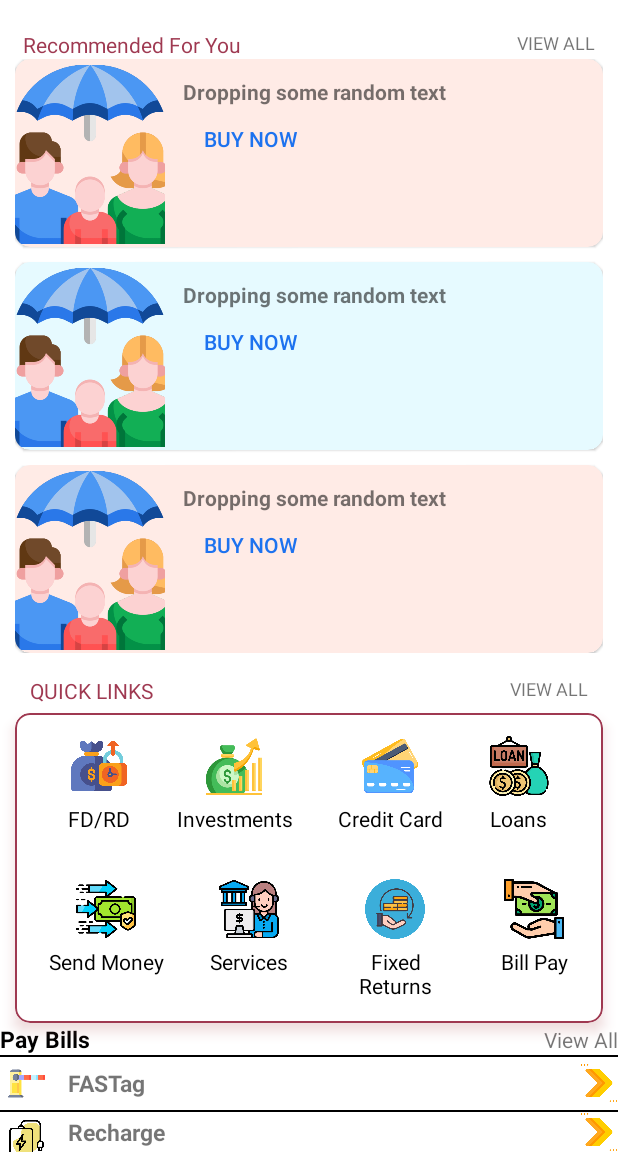
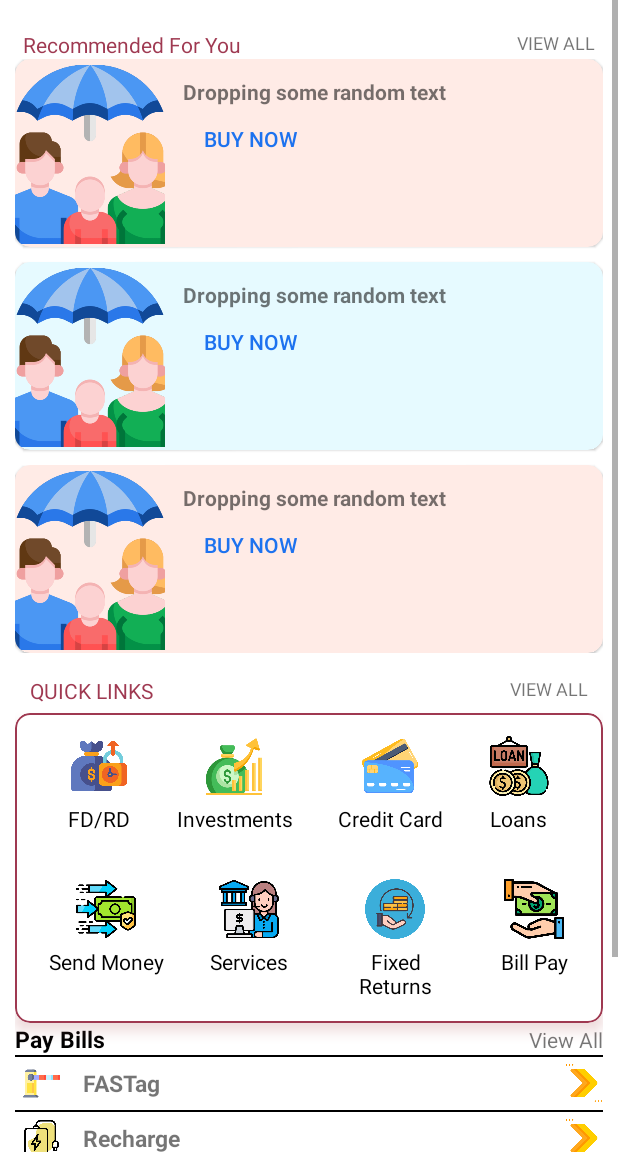
Before and after one commit to jitzp0924/CT-Demo-App, an Android app: the HomeScreen2 screen opened directly, with no data from a screen before it, on a phone screen of 412 x 824 dp, the part 84-1236 px from its top. Run offline under Robolectric (Android 15) with nearby library versions, the phone set to English and light mode, and no system bars.

Commit message:
Scroll View AND MARGIN CHNAGES.

```diff
--- a/app/src/main/res/layout/activity_home_screen2.xml
+++ b/app/src/main/res/layout/activity_home_screen2.xml
@@ -66,10 +66,19 @@
 
     </androidx.appcompat.widget.Toolbar>
 
+    <ScrollView
+        android:layout_width="match_parent"
+        android:layout_height="match_parent">
+
+        <LinearLayout
+            android:layout_width="match_parent"
+            android:layout_height="match_parent"
+            android:orientation="vertical"
+            android:layout_marginHorizontal="10dp">
+
     <RelativeLayout
         android:layout_width="match_parent"
         android:layout_height="wrap_content"
-        android:layout_marginHorizontal="10dp"
         android:layout_marginTop="20dp"
         android:paddingHorizontal="5dp">
 
@@ -94,7 +103,7 @@
         android:layout_width="match_parent"
         android:layout_height="wrap_content"
         android:orientation="vertical"
-        android:layout_marginHorizontal="10dp">
+        >
 
         <!-- Card 1 -->
         <com.google.android.material.card.MaterialCardView
@@ -264,7 +273,7 @@
         android:layout_height="wrap_content"
         android:layout_marginHorizontal="10dp"
         android:layout_marginTop="15dp"
-        android:paddingHorizontal="10dp">
+        >
 
         <TextView
             android:layout_width="wrap_content"
@@ -289,7 +298,6 @@
         android:layout_height="wrap_content"
         app:cardCornerRadius="10dp"
         android:outlineSpotShadowColor="#AD5154"
-        android:layout_marginHorizontal="10dp"
         app:cardElevation="5dp"
         app:strokeWidth="1dp"
         app:strokeColor="@color/bank_dark_primary"
@@ -830,5 +838,8 @@
 
     </LinearLayout>
 
+        </LinearLayout>
+
+    </ScrollView>
 
 </LinearLayout>
```
